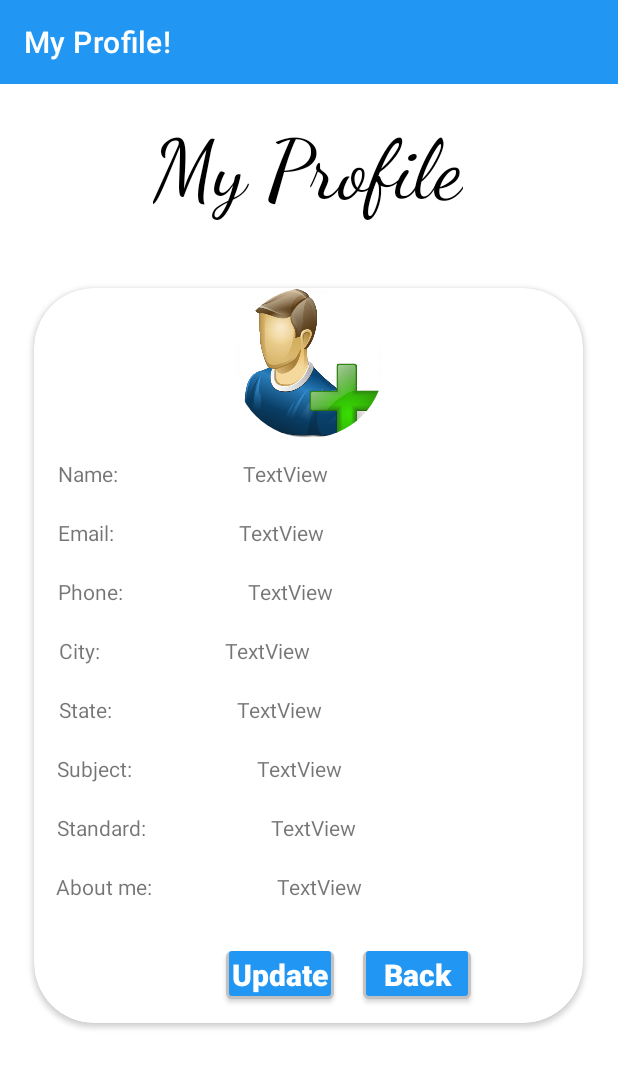
After one commit to sukhdeepsumit/Tuition_Records, an Android app: the TeacherAccountInfo screen opened directly, with no data from a screen before it, on a phone screen of 412 x 824 dp. The commit adds this screen. Shown: the top 1068 px of the screen. Run offline under Robolectric (Android 15) with nearby library versions, the phone set to English and light mode, and no system bars; our stand-ins replace CircleImageView.

Commit message:
my profile and contact us activities added

```diff
--- a/app/src/main/java/com/example/tuitionrecords/StudentActivity/ShowStudentActivity.java
+++ b/app/src/main/java/com/example/tuitionrecords/StudentActivity/ShowStudentActivity.java
@@ -24,6 +24,7 @@ import com.bumptech.glide.load.DataSource;
 import com.bumptech.glide.load.engine.GlideException;
 import com.bumptech.glide.request.RequestListener;
 import com.bumptech.glide.request.target.Target;
+import com.example.tuitionrecords.Contact_us;
 import com.example.tuitionrecords.R;
 import com.example.tuitionrecords.TeacherActivity.TeacherModel;
 import com.google.android.material.navigation.NavigationView;
@@ -76,6 +77,7 @@ public class ShowStudentActivity extends AppCompatActivity {
             {
                 case R.id.myAccount :
                 {
+                    startActivity(new Intent(ShowStudentActivity.this, StudentAccountInfo.class));
                     Toast.makeText(getApplicationContext(), "My Account opened", Toast.LENGTH_SHORT).show();
                     drawerLayout.closeDrawer(GravityCompat.START);
                     break;
@@ -88,6 +90,7 @@ public class ShowStudentActivity extends AppCompatActivity {
                 }
                 case R.id.contactus :
                 {
+                    startActivity(new Intent(ShowStudentActivity.this, Contact_us.class));
                     Toast.makeText(getApplicationContext(), "Contact us opened", Toast.LENGTH_SHORT).show();
                     drawerLayout.closeDrawer(GravityCompat.START);
                     break;
--- a/app/src/main/java/com/example/tuitionrecords/TeacherActivity/ShowTeacherActivity.java
+++ b/app/src/main/java/com/example/tuitionrecords/TeacherActivity/ShowTeacherActivity.java
@@ -26,6 +26,7 @@ import com.bumptech.glide.load.DataSource;
 import com.bumptech.glide.load.engine.GlideException;
 import com.bumptech.glide.request.RequestListener;
 import com.bumptech.glide.request.target.Target;
+import com.example.tuitionrecords.Contact_us;
 import com.example.tuitionrecords.R;
 import com.example.tuitionrecords.StudentActivity.LogInStudentActivity;
 import com.example.tuitionrecords.StudentActivity.ShowStudentActivity;
@@ -80,6 +81,7 @@ public class ShowTeacherActivity extends AppCompatActivity /*implements Navigati
             {
                 case R.id.myAccount :
                 {
+                    startActivity(new Intent(ShowTeacherActivity.this,TeacherAccountInfo.class));
                     Toast.makeText(getApplicationContext(), "My Account opened", Toast.LENGTH_SHORT).show();
                     drawerLayout.closeDrawer(GravityCompat.START);
                     break;
@@ -92,6 +94,7 @@ public class ShowTeacherActivity extends AppCompatActivity /*implements Navigati
                 }
                 case R.id.contactus :
                 {
+                    startActivity(new Intent(ShowTeacherActivity.this, Contact_us.class));
                     Toast.makeText(getApplicationContext(), "Contact us opened", Toast.LENGTH_SHORT).show();
                     drawerLayout.closeDrawer(GravityCompat.START);
                     break;
--- /dev/null
+++ b/app/src/main/java/com/example/tuitionrecords/TeacherActivity/TeacherAccountInfo.java
@@ -0,0 +1,16 @@
+package com.example.tuitionrecords.TeacherActivity;
+
+import androidx.appcompat.app.AppCompatActivity;
+
+import android.os.Bundle;
+
+import com.example.tuitionrecords.R;
+
+public class TeacherAccountInfo extends AppCompatActivity {
+
+    @Override
+    protected void onCreate(Bundle savedInstanceState) {
+        super.onCreate(savedInstanceState);
+        setContentView(R.layout.activity_teacher_account_info);
+    }
+}
--- /dev/null
+++ b/app/src/main/res/layout/activity_teacher_account_info.xml
@@ -0,0 +1,283 @@
+<?xml version="1.0" encoding="utf-8"?>
+<androidx.constraintlayout.widget.ConstraintLayout xmlns:android="http://schemas.android.com/apk/res/android"
+    xmlns:app="http://schemas.android.com/apk/res-auto"
+    xmlns:tools="http://schemas.android.com/tools"
+    android:layout_width="match_parent"
+    android:layout_height="match_parent"
+    tools:context=".TeacherActivity.TeacherAccountInfo">
+
+    <androidx.appcompat.widget.Toolbar
+        android:id="@+id/toolbar"
+        android:layout_width="match_parent"
+        android:layout_height="wrap_content"
+        android:background="@color/blue_sweet"
+        app:layout_constraintBottom_toBottomOf="parent"
+        app:layout_constraintEnd_toEndOf="parent"
+        app:layout_constraintHorizontal_bias="0.0"
+        app:layout_constraintStart_toStartOf="parent"
+        app:layout_constraintTop_toTopOf="parent"
+        app:layout_constraintVertical_bias="0.0"
+        app:title="My Profile!"
+        app:titleTextColor="#fff" />
+    <TextView
+        android:id="@+id/myProfileTextView"
+        android:layout_width="wrap_content"
+        android:layout_height="wrap_content"
+        android:layout_marginStart="12dp"
+        android:layout_marginTop="80dp"
+        android:fontFamily="cursive"
+        android:text="My Profile"
+        android:textAllCaps="false"
+        android:textColor="#000"
+        android:textSize="55sp"
+        app:layout_constraintEnd_toEndOf="parent"
+        app:layout_constraintHorizontal_bias="0.466"
+        app:layout_constraintStart_toStartOf="parent"
+        app:layout_constraintTop_toTopOf="parent" />
+
+    <androidx.cardview.widget.CardView
+        android:id="@+id/cardView"
+        android:layout_width="366dp"
+        android:layout_height="490dp"
+        android:layout_below="@+id/toolbar"
+        android:layout_centerHorizontal="true"
+        android:layout_marginTop="120dp"
+        android:elevation="22dp"
+        app:cardCornerRadius="40dp"
+        app:layout_constraintBottom_toBottomOf="parent"
+        app:layout_constraintEnd_toEndOf="parent"
+        app:layout_constraintHorizontal_bias="0.495"
+        app:layout_constraintStart_toStartOf="parent"
+        app:layout_constraintTop_toTopOf="parent"
+        app:layout_constraintVertical_bias="0.336">
+
+        <androidx.constraintlayout.widget.ConstraintLayout
+            android:layout_width="match_parent"
+            android:layout_height="match_parent">
+
+            <de.hdodenhof.circleimageview.CircleImageView
+                android:id="@+id/dpUpload"
+                android:layout_width="100dp"
+                android:layout_height="100dp"
+                android:layout_gravity="center"
+                android:src="@drawable/add_dp"
+                app:layout_constraintEnd_toEndOf="parent"
+                app:layout_constraintStart_toStartOf="parent"
+                app:layout_constraintTop_toTopOf="parent" />
+
+
+            <TextView
+                android:id="@+id/name"
+                android:layout_width="wrap_content"
+                android:layout_height="wrap_content"
+                android:layout_marginTop="114dp"
+                android:text="Name: "
+                app:layout_constraintEnd_toEndOf="parent"
+                app:layout_constraintHorizontal_bias="0.05"
+                app:layout_constraintStart_toStartOf="parent"
+                app:layout_constraintTop_toTopOf="parent" />
+
+            <TextView
+                android:id="@+id/email"
+                android:layout_width="wrap_content"
+                android:layout_height="wrap_content"
+                android:layout_marginTop="20dp"
+                android:text="Email: "
+                app:layout_constraintEnd_toEndOf="parent"
+                app:layout_constraintHorizontal_bias="0.05"
+                app:layout_constraintStart_toStartOf="parent"
+                app:layout_constraintTop_toBottomOf="@+id/name" />
+
+            <TextView
+                android:id="@+id/phone"
+                android:layout_width="wrap_content"
+                android:layout_height="wrap_content"
+                android:layout_marginTop="20dp"
+                android:text="Phone: "
+                app:layout_constraintEnd_toEndOf="parent"
+                app:layout_constraintHorizontal_bias="0.05"
+                app:layout_constraintStart_toStartOf="parent"
+                app:layout_constraintTop_toBottomOf="@+id/email" />
+
+            <TextView
+                android:id="@+id/city"
+                android:layout_width="wrap_content"
+                android:layout_height="wrap_content"
+                android:layout_marginTop="20dp"
+                android:text="City: "
+                app:layout_constraintEnd_toEndOf="parent"
+                app:layout_constraintHorizontal_bias="0.05"
+                app:layout_constraintStart_toStartOf="parent"
+                app:layout_constraintTop_toBottomOf="@+id/phone" />
+
+            <TextView
+                android:id="@+id/state"
+                android:layout_width="wrap_content"
+                android:layout_height="wrap_content"
+                android:layout_marginTop="20dp"
+                android:text="State: "
+                app:layout_constraintEnd_toEndOf="parent"
+                app:layout_constraintHorizontal_bias="0.05"
+                app:layout_constraintStart_toStartOf="parent"
+                app:layout_constraintTop_toBottomOf="@+id/city" />
+
+            <TextView
+                android:id="@+id/subject"
+                android:layout_width="wrap_content"
+                android:layout_height="wrap_content"
+                android:layout_marginTop="20dp"
+                android:text="Subject: "
+                app:layout_constraintEnd_toEndOf="parent"
+                app:layout_constraintHorizontal_bias="0.05"
+                app:layout_constraintStart_toStartOf="parent"
+                app:layout_constraintTop_toBottomOf="@+id/state" />
+
+            <TextView
+                android:id="@+id/standard"
+                android:layout_width="wrap_content"
+                android:layout_height="wrap_content"
+                android:layout_marginTop="20dp"
+                android:text="Standard: "
+                app:layout_constraintEnd_toEndOf="parent"
+                app:layout_constraintHorizontal_bias="0.05"
+                app:layout_constraintStart_toStartOf="parent"
+                app:layout_constraintTop_toBottomOf="@+id/subject" />
+
+            <TextView
+                android:id="@+id/about"
+                android:layout_width="wrap_content"
+                android:layout_height="wrap_content"
+                android:layout_marginTop="20dp"
+                android:text="About me: "
+                app:layout_constraintEnd_toEndOf="parent"
+                app:layout_constraintHorizontal_bias="0.05"
+                app:layout_constraintStart_toStartOf="parent"
+                app:layout_constraintTop_toBottomOf="@+id/standard" />
+
+            <TextView
+                android:id="@+id/name_get"
+                android:layout_width="wrap_content"
+                android:layout_height="wrap_content"
+                android:layout_marginStart="80dp"
+                android:layout_marginTop="114dp"
+                android:text="TextView"
+                app:layout_constraintStart_toEndOf="@+id/name"
+                app:layout_constraintTop_toTopOf="parent" />
+
+            <TextView
+                android:id="@+id/email_get"
+                android:layout_width="wrap_content"
+                android:layout_height="wrap_content"
+                android:layout_marginStart="80dp"
+                android:layout_marginTop="20dp"
+                android:text="TextView"
+                app:layout_constraintStart_toEndOf="@+id/email"
+                app:layout_constraintTop_toBottomOf="@+id/name_get" />
+
+            <TextView
+                android:id="@+id/phone_get"
+                android:layout_width="wrap_content"
+                android:layout_height="wrap_content"
+                android:layout_marginStart="80dp"
+                android:layout_marginTop="20dp"
+                android:text="TextView"
+                app:layout_constraintStart_toEndOf="@+id/phone"
+                app:layout_constraintTop_toBottomOf="@+id/email_get" />
+
+            <TextView
+                android:id="@+id/city_get"
+                android:layout_width="wrap_content"
+                android:layout_height="wrap_content"
+                android:layout_marginStart="80dp"
+                android:layout_marginTop="20dp"
+                android:text="TextView"
+                app:layout_constraintStart_toEndOf="@+id/city"
+                app:layout_constraintTop_toBottomOf="@+id/phone_get" />
+
+            <TextView
+                android:id="@+id/state_get"
+                android:layout_width="wrap_content"
+                android:layout_height="wrap_content"
+                android:layout_marginStart="80dp"
+                android:layout_marginTop="20dp"
+                android:text="TextView"
+                app:layout_constraintStart_toEndOf="@+id/state"
+                app:layout_constraintTop_toBottomOf="@+id/city_get" />
+
+            <TextView
+                android:id="@+id/subject_get"
+                android:layout_width="wrap_content"
+                android:layout_height="wrap_content"
+                android:layout_marginStart="80dp"
+                android:layout_marginTop="20dp"
+                android:text="TextView"
+                app:layout_constraintStart_toEndOf="@+id/subject"
+                app:layout_constraintTop_toBottomOf="@+id/state_get" />
+
+            <TextView
+                android:id="@+id/standard_get"
+                android:layout_width="wrap_content"
+                android:layout_height="wrap_content"
+                android:layout_marginStart="80dp"
+                android:layout_marginTop="20dp"
+                android:text="TextView"
+                app:layout_constraintStart_toEndOf="@+id/standard"
+                app:layout_constraintTop_toBottomOf="@+id/subject_get" />
+
+            <TextView
+                android:id="@+id/about_get"
+                android:layout_width="wrap_content"
+                android:layout_height="wrap_content"
+                android:layout_marginStart="80dp"
+                android:layout_marginTop="20dp"
+                android:text="TextView"
+                app:layout_constraintStart_toEndOf="@+id/about"
+                app:layout_constraintTop_toBottomOf="@+id/standard_get" />
+
+            <androidx.appcompat.widget.AppCompatButton
+                android:id="@+id/update"
+                android:layout_width="72dp"
+                android:layout_height="32dp"
+                android:layout_gravity="center_horizontal"
+                android:layout_marginStart="128dp"
+                android:layout_marginBottom="16dp"
+                android:background="@drawable/button_bg"
+                android:elevation="5dp"
+                android:shadowRadius="@android:integer/config_longAnimTime"
+                android:text="Update"
+                android:textAllCaps="false"
+                android:textColor="#fff"
+                android:textSize="20sp"
+                android:textStyle="bold"
+                app:layout_constraintBottom_toBottomOf="parent"
+                app:layout_constraintStart_toStartOf="parent" />
+
+            <androidx.appcompat.widget.AppCompatButton
+                android:id="@+id/back"
+                android:layout_width="72dp"
+                android:layout_height="32dp"
+                android:layout_gravity="center_horizontal"
+                android:layout_marginEnd="56dp"
+                android:layout_marginBottom="16dp"
+                android:background="@drawable/button_bg"
+                android:elevation="5dp"
+                android:shadowRadius="@android:integer/config_longAnimTime"
+                android:text="Back"
+                android:textAllCaps="false"
+                android:textColor="#fff"
+                android:textSize="20sp"
+                android:textStyle="bold"
+                app:layout_constraintBottom_toBottomOf="parent"
+                app:layout_constraintEnd_toEndOf="parent"
+                app:layout_constraintStart_toEndOf="@+id/update" />
+
+
+        </androidx.constraintlayout.widget.ConstraintLayout>
+
+
+    </androidx.cardview.widget.CardView>
+
+
+
+
+</androidx.constraintlayout.widget.ConstraintLayout>
--- a/app/src/main/res/values/strings.xml
+++ b/app/src/main/res/values/strings.xml
@@ -4,4 +4,4 @@
     <string name="close">Close</string>
 
 
-    </resources>
+</resources>
```
Also changed, not shown: app/src/main/AndroidManifest.xml (+8 -5 lines), app/src/main/java/com/example/tuitionrecords/Contact_us.java (added, +14 -0 lines), app/src/main/java/com/example/tuitionrecords/StudentActivity/StudentAccountInfo.java (added, +16 -0 lines), app/src/main/res/drawable/ic_feedback.xml (added, +10 -0 lines), app/src/main/res/drawable/ic_mail.xml (added, +10 -0 lines), app/src/main/res/layout/activity_contact_us.xml (added, +84 -0 lines), app/src/main/res/layout/activity_student_account_info.xml (added, +263 -0 lines).
